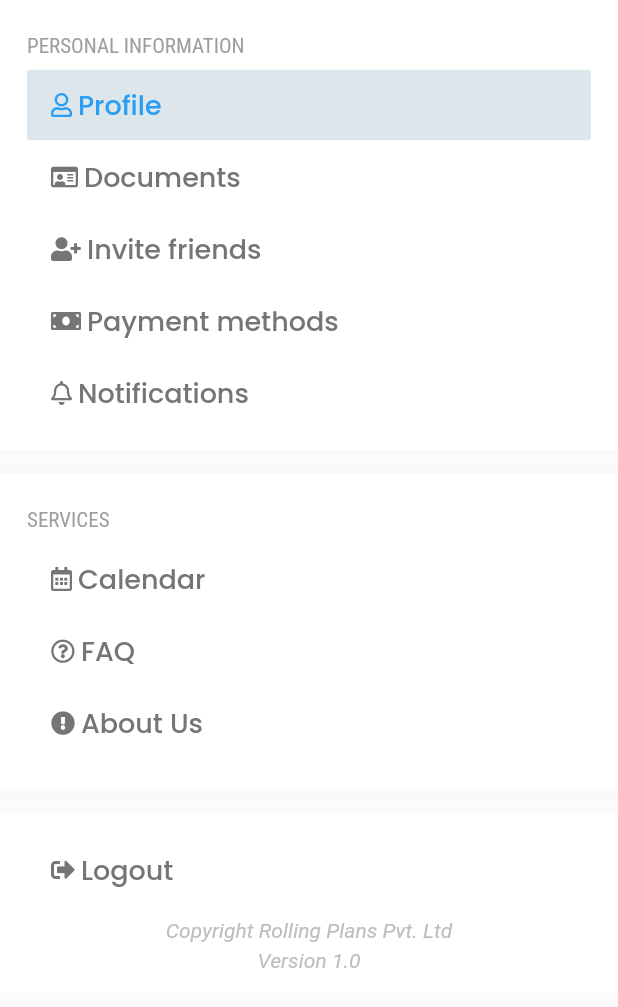
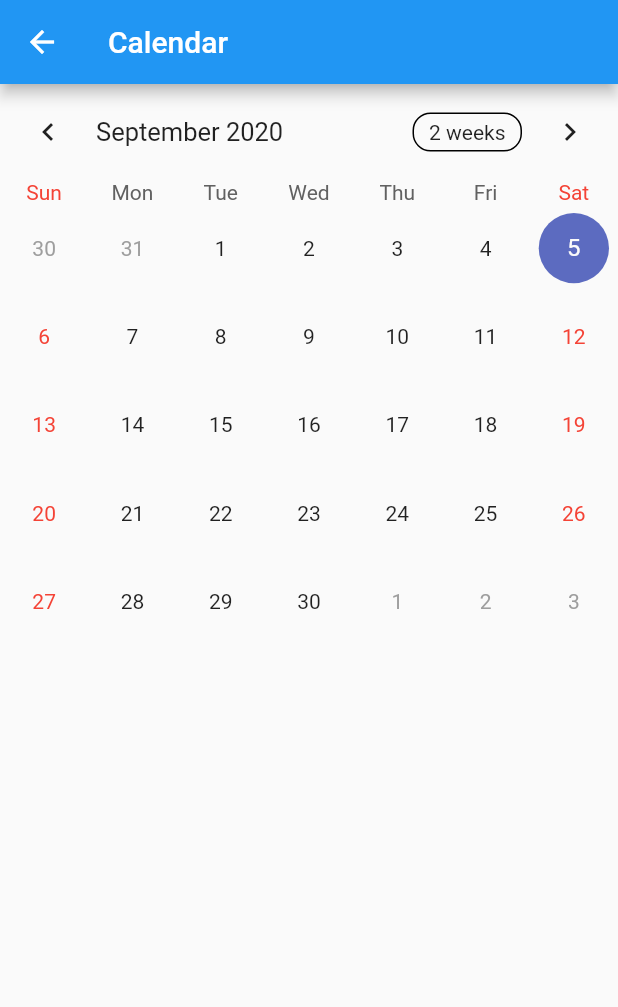
Before and after one commit to Exrelativity/Rolling-delivery-driver, a Flutter app: the Settings widget shown alone on an empty page, opened directly, after a tap on "Calendar", on a phone screen of 412 x 824 dp. Shown: the top 1007 px of the screen. Run offline on Flutter 3.47's test engine with Material 2 defaults, Android fonts, the phone set to English and light mode, and no system bars; drawn by our look-alikes of table_calendar; our stand-ins replace calendar_timeline, dotted_line, flutter_switch, font_awesome_flutter, google_fonts, google_maps_flutter and 2 more; statements that could not run were skipped.

Commit message:
Calendar implement

```diff
--- /dev/null
+++ b/lib/pages/calendar.dart
@@ -0,0 +1,32 @@
+import 'package:flutter/material.dart';
+import 'package:table_calendar/table_calendar.dart';
+
+class Calendar extends StatefulWidget {
+  Calendar({Key key}) : super(key: key);
+
+  @override
+  _CalendarState createState() => _CalendarState();
+}
+
+class _CalendarState extends State<Calendar> {
+  CalendarController _controller;
+
+  @override
+  void initState() {
+    // TODO: implement initState
+    super.initState();
+    _controller = CalendarController();
+  }
+
+  @override
+  Widget build(BuildContext context) {
+    return Scaffold(
+      appBar: AppBar(
+        title: Text('Calendar'),
+      ),
+      body: TableCalendar(
+        calendarController: _controller,
+      ),
+    );
+  }
+}
--- a/lib/pages/settings.dart
+++ b/lib/pages/settings.dart
@@ -3,6 +3,7 @@ import 'package:font_awesome_flutter/font_awesome_flutter.dart';
 import 'package:google_fonts/google_fonts.dart';
 import 'package:myapp/colors.dart' as color;
 import 'package:myapp/pages/_profileMenu.dart';
+import 'package:myapp/pages/calendar.dart';
 
 class Settings extends StatelessWidget {
   const Settings({Key key}) : super(key: key);
@@ -168,7 +169,11 @@ class Settings extends StatelessWidget {
                         textStyle: TextStyle(color: Colors.grey[500]))),
               ),
               FlatButton(
-                onPressed: () {},
+                onPressed: () {
+                  Navigator.of(context).push(MaterialPageRoute(
+                    builder: (context) => Calendar(),
+                  ));
+                },
                 child: Padding(
                   padding: const EdgeInsets.symmetric(vertical: 10.0),
                   child: Row(
--- a/pubspec.yaml
+++ b/pubspec.yaml
@@ -26,6 +26,7 @@ dependencies:
   flutter_google_maps: ^4.0.0
   group_radio_button: ^1.0.1
   calendar_timeline: ^0.6.3
+  table_calendar: ^2.2.3
   google_fonts: ^1.1.0
   syncfusion_flutter_charts: ^18.2.55
   dotted_line: ^2.0.1
```
Also changed, not shown: pubspec.lock.
